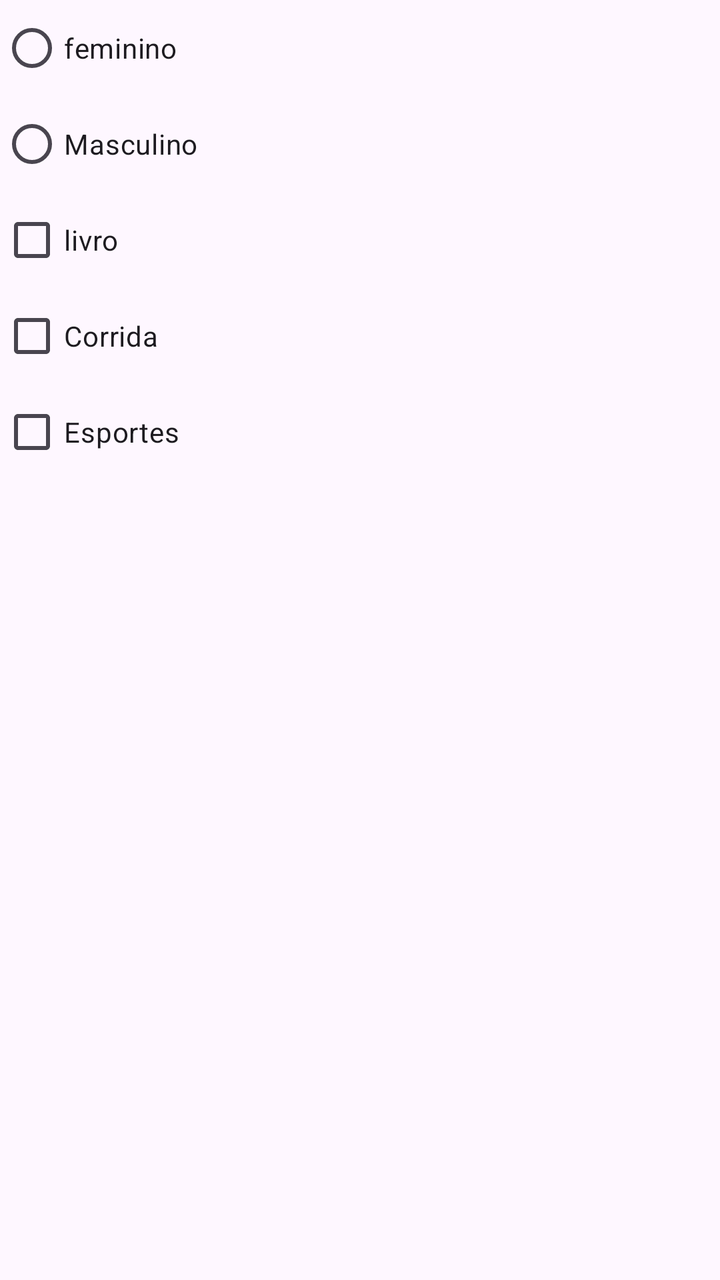
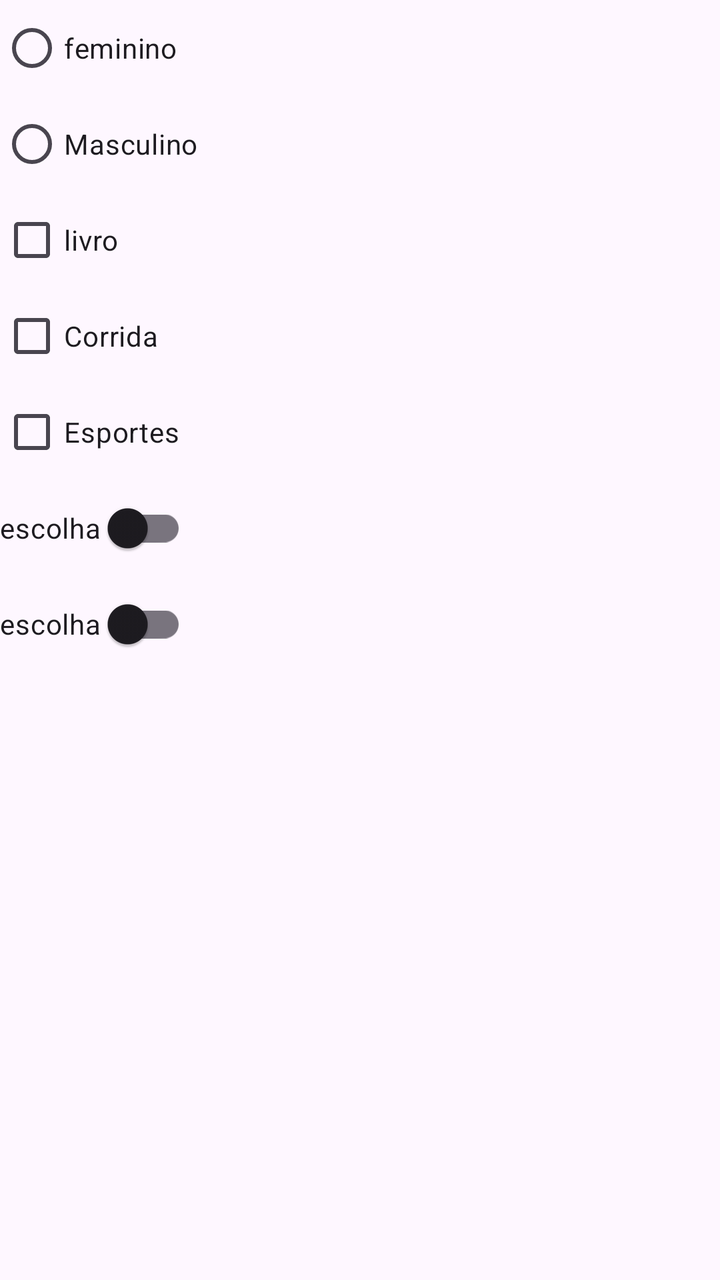

Compare the two renders of this Android layout. The source of the first and the diff that turns it into the second are given below.
<!-- AndroidManifest.xml: application theme Theme.MyApp -->
<!-- res/layout/componentes_layout.xml -->
<?xml version="1.0" encoding="utf-8"?>
<LinearLayout xmlns:android="http://schemas.android.com/apk/res/android"
    xmlns:app="http://schemas.android.com/apk/res-auto"
    xmlns:tools="http://schemas.android.com/tools"
    android:id="@+id/main"
    android:layout_width="match_parent"
    android:layout_height="match_parent"
    android:layout_margin="20dp"
    android:orientation="vertical"
    tools:context=".ComponentesActivity">


    <RadioGroup
        android:layout_width="wrap_content"
        android:layout_height="wrap_content">


        <RadioButton
            android:layout_width="wrap_content"
            android:layout_height="wrap_content"
            android:text="feminino" />

        <RadioButton
            android:layout_width="wrap_content"
            android:layout_height="wrap_content"
            android:text="Masculino" />
    </RadioGroup>

    <CheckBox
        android:layout_width="wrap_content"
        android:layout_height="wrap_content"
        android:text="livro" />

    <CheckBox
        android:layout_width="wrap_content"
        android:layout_height="wrap_content"
        android:text="Corrida" />

    <CheckBox
        android:layout_width="wrap_content"
        android:layout_height="wrap_content"
        android:text="Esportes" />
</LinearLayout>
<!-- resources referenced by this layout -->
<resources>
  <style name="Theme.MyApp" parent="Base.Theme.MyApp" />
  <style name="Base.Theme.MyApp" parent="Theme.Material3.DayNight.NoActionBar">
          
          
      </style>
</resources>

<!-- the commit's change to res/layout/componentes_layout.xml (unified diff, before → after) -->
@@ -40,4 +40,16 @@
         android:layout_width="wrap_content"
         android:layout_height="wrap_content"
         android:text="Esportes" />
+
+    <androidx.appcompat.widget.SwitchCompat
+        android:layout_width="wrap_content"
+        android:layout_height="wrap_content"
+        android:text="escolha " />
+
+    <com.google.android.material.switchmaterial.SwitchMaterial
+        android:layout_width="wrap_content"
+        android:layout_height="wrap_content"
+        android:text="escolha " />
+
+
 </LinearLayout>
